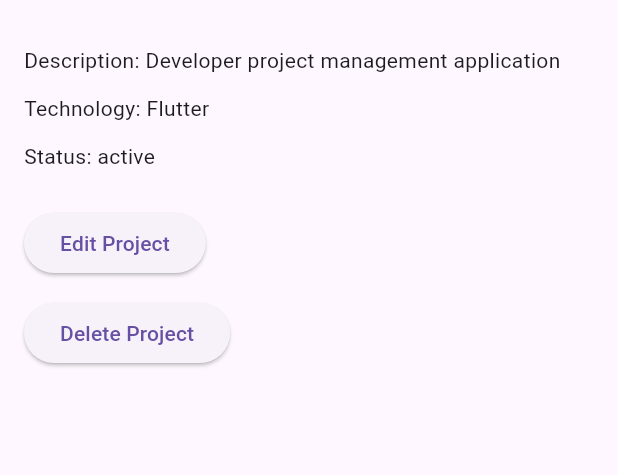
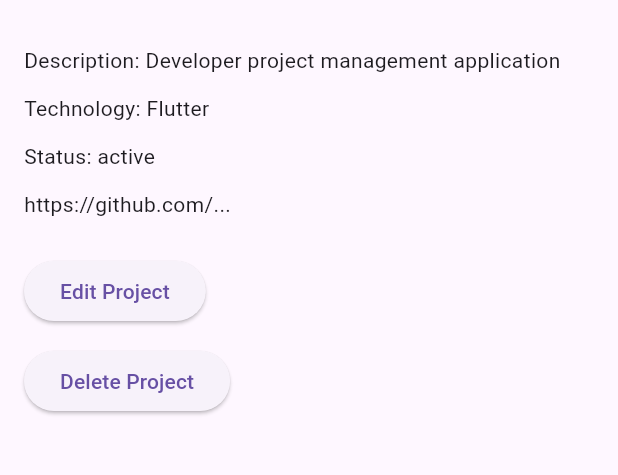
Before and after one commit to sajjadaamirpro-code/codeflow-app, a Flutter app: the screen it shows after launch, after a tap on "CodeFlow", on a phone screen of 412 x 824 dp, the part 63-538 px from its top. Run offline on Flutter 3.47's test engine with Material 3 defaults, Android fonts, the phone set to English and light mode, and no system bars.

Commit message:
feat: introduce null safety for optional project URL

```diff
--- a/lib/main.dart
+++ b/lib/main.dart
@@ -11,13 +11,17 @@ class Project {
   String name;
   String description;
   String technology;
+
   ProjectStatus _status;
+  String? githubUrl;
 
   Project({
     required this.name,
     required this.description,
     required this.technology,
+
     required ProjectStatus status,
+    this.githubUrl,
   }): _status = status;
 
   ProjectStatus get status => _status;
@@ -63,6 +67,7 @@ class _CodeFlowAppState extends State<CodeFlowApp> {
       description: 'Developer project management application',
       technology: 'Flutter',
       status: ProjectStatus.active,
+      githubUrl: 'https://github.com/...',
     ),
     Project(
       name: 'Weather App',
@@ -75,6 +80,7 @@ class _CodeFlowAppState extends State<CodeFlowApp> {
       description: 'Shopping application with Firebase',
       technology: 'Flutter',
       status: ProjectStatus.planning,
+      githubUrl: 'https://github.com/...',
     ),
   ];
 
@@ -251,6 +257,8 @@ class ProjectDetailsScreen extends StatelessWidget {
             Text('Technology: ${project.technology}'),
             const SizedBox(height: 12),
             Text('Status: ${project.status.name}'),
+            const SizedBox(height: 12),
+            Text(project.githubUrl ?? 'No GitHub repository'),
             const SizedBox(height: 24),
 
             ElevatedButton(
```
